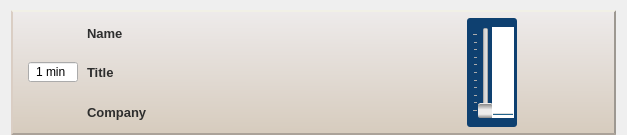
This is ServerGui/speaker_widget.ui in akru/conference-speaker-server as Qt 5 draws it before an edit. The edited form follows.
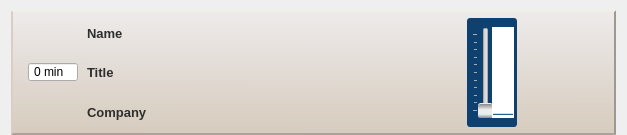
This is the edited form. Icons and pictures are not drawn.

Commit message: speaker idle time widget fixes; conference name save behaviour

The edit to the form file:
```diff
--- a/ServerGui/speaker_widget.ui
+++ b/ServerGui/speaker_widget.ui
@@ -87,7 +87,7 @@
     padding: 0;
 }
 
-QSpinBox {
+QLineEdit {
     padding: 0;
     margin: 0;
     padding-left: 3px;
@@ -134,49 +134,25 @@
        <number>1</number>
       </property>
       <item>
-       <widget class="QSpinBox" name="delayBox">
-        <property name="enabled">
-         <bool>true</bool>
+       <widget class="QLineEdit" name="delayBox">
+        <property name="sizePolicy">
+         <sizepolicy hsizetype="Fixed" vsizetype="Fixed">
+          <horstretch>0</horstretch>
+          <verstretch>0</verstretch>
+         </sizepolicy>
         </property>
         <property name="maximumSize">
          <size>
-          <width>55</width>
+          <width>50</width>
           <height>16777215</height>
          </size>
         </property>
-        <property name="wrapping">
-         <bool>false</bool>
-        </property>
-        <property name="frame">
-         <bool>true</bool>
+        <property name="text">
+         <string>0 min</string>
         </property>
         <property name="readOnly">
          <bool>true</bool>
         </property>
-        <property name="buttonSymbols">
-         <enum>QAbstractSpinBox::NoButtons</enum>
-        </property>
-        <property name="accelerated">
-         <bool>false</bool>
-        </property>
-        <property name="keyboardTracking">
-         <bool>false</bool>
-        </property>
-        <property name="showGroupSeparator" stdset="0">
-         <bool>false</bool>
-        </property>
-        <property name="suffix">
-         <string> min</string>
-        </property>
-        <property name="prefix">
-         <string/>
-        </property>
-        <property name="value">
-         <number>1</number>
-        </property>
-        <property name="displayIntegerBase">
-         <number>10</number>
-        </property>
        </widget>
       </item>
       <item>
```
The commit also changes 4 other files.
